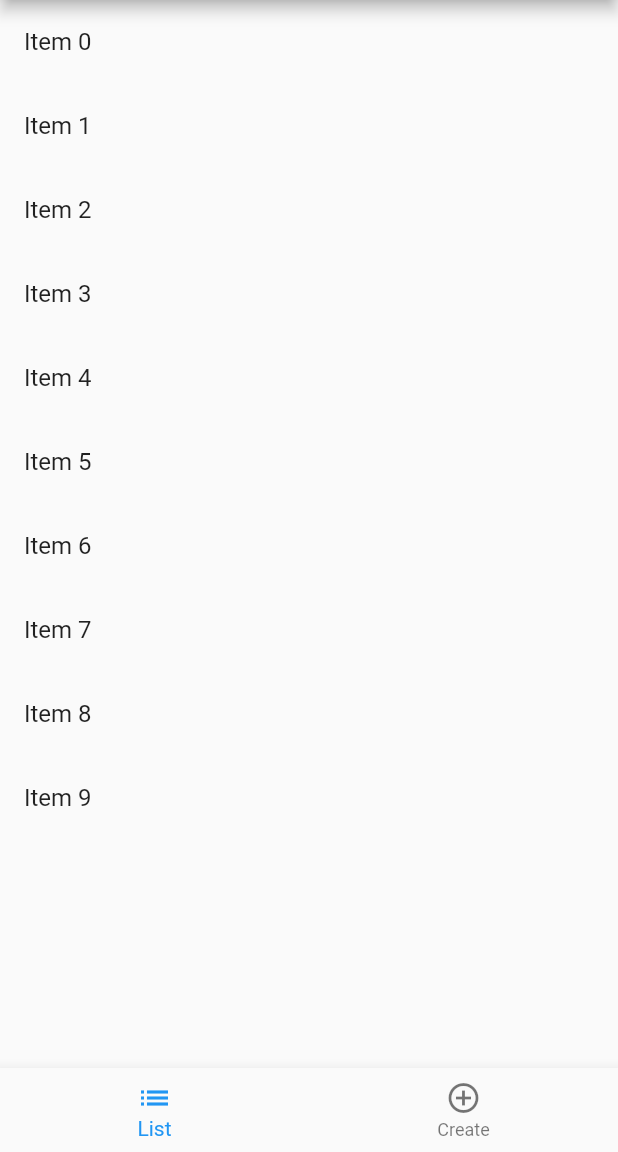
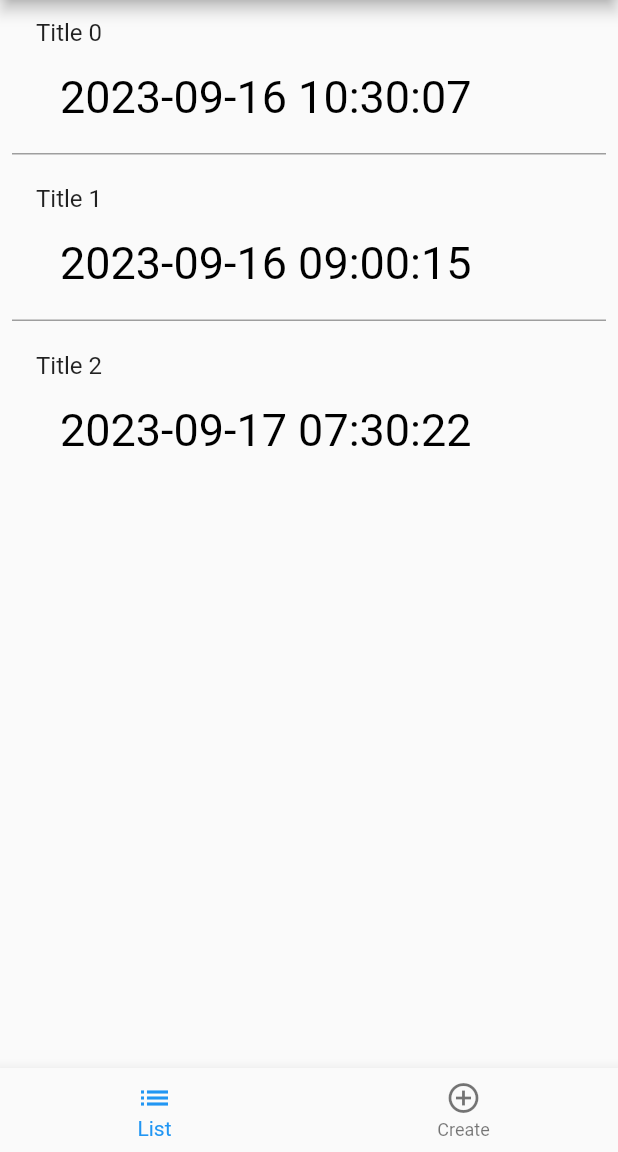
Before and after one commit to sangwoo-sean/if-timer, a Flutter app: the screen it shows after launch, on a phone screen of 412 x 824 dp, the part 84-1236 px from its top. Run offline on Flutter 3.47's test engine with Material 2 defaults, Android fonts, the phone set to English and light mode, and no system bars.

Commit message:
show list each timer with different speed

```diff
--- /dev/null
+++ b/lib/components/Item.dart
@@ -0,0 +1,59 @@
+import 'dart:async';
+import 'package:intl/intl.dart';
+import 'package:flutter/material.dart';
+
+class Item extends StatefulWidget {
+  final String title;
+  final DateTime startedTime;
+  final int speed;
+
+  Item(this.title, this.startedTime, this.speed);
+
+  @override
+  State<StatefulWidget> createState() => _ItemState();
+}
+
+class _ItemState extends State<Item> {
+  late DateTime now;
+  Timer? _timer;
+
+  @override
+  void initState() {
+    now = DateTime.now();
+
+    _timer =
+        Timer.periodic(Duration(milliseconds: 1000 ~/ widget.speed), (Timer t) {
+      setState(() {
+        now = DateTime.now();
+      });
+    });
+  }
+
+  @override
+  void dispose() {
+    _timer?.cancel();
+    super.dispose();
+  }
+
+  @override
+  Widget build(BuildContext context) {
+    return ListTile(
+      title: Text(widget.title),
+      subtitle: (BuildContext context) {
+        int milliPassed = now.millisecondsSinceEpoch - widget.startedTime.millisecondsSinceEpoch;
+        int ifTimePassed = milliPassed * widget.speed;
+
+        DateTime ifNow = DateTime.fromMillisecondsSinceEpoch(
+            widget.startedTime.millisecondsSinceEpoch + ifTimePassed);
+
+        return Padding(
+          padding: const EdgeInsets.all(16.0),
+          child: Text(
+            DateFormat('yyyy-MM-dd hh:mm:ss').format(ifNow),
+            style: const TextStyle(fontSize: 30, color: Colors.black),
+          ),
+        );
+      }(context),
+    );
+  }
+}
--- a/lib/components/TimerList.dart
+++ b/lib/components/TimerList.dart
@@ -1,9 +1,6 @@
-import 'dart:async';
+import 'package:flutter/material.dart';
 
-import 'package:flutter/material.dart';
-import 'package:intl/intl.dart';
-
-import 'CustomTextField.dart';
+import 'Item.dart';
 
 class TimerList extends StatefulWidget {
   const TimerList({super.key});
@@ -13,23 +10,25 @@ class TimerList extends StatefulWidget {
 }
 
 class _TimerListState extends State<TimerList> {
-  final List<String> items = List<String>.generate(10, (index) => "Item $index");
+  final List<Item> items = List<Item>.generate(
+          3, (index) => Item("Title $index", DateTime(2023, 9, 16), index + 1))
+      .toList();
+  final DateTime now = DateTime.now();
 
   @override
   Widget build(BuildContext context) {
     return ListView.builder(
       itemCount: items.length,
       itemBuilder: (context, index) {
-        return ListTile(
-          title: Text(items[index]),
-          onTap: () {
-            // Action when tapping on an item
-            ScaffoldMessenger.of(context).showSnackBar(
-              SnackBar(
-                content: Text('You tapped on ${items[index]}'),
-              ),
-            );
-          },
+        return Padding(
+          padding: const EdgeInsets.all(8.0),
+          child: Container(
+            decoration: BoxDecoration(
+                border: index == items.length - 1
+                    ? null
+                    : const Border(bottom: BorderSide(color: Colors.grey))),
+            child: items[index],
+          ),
         );
       },
     );
```
